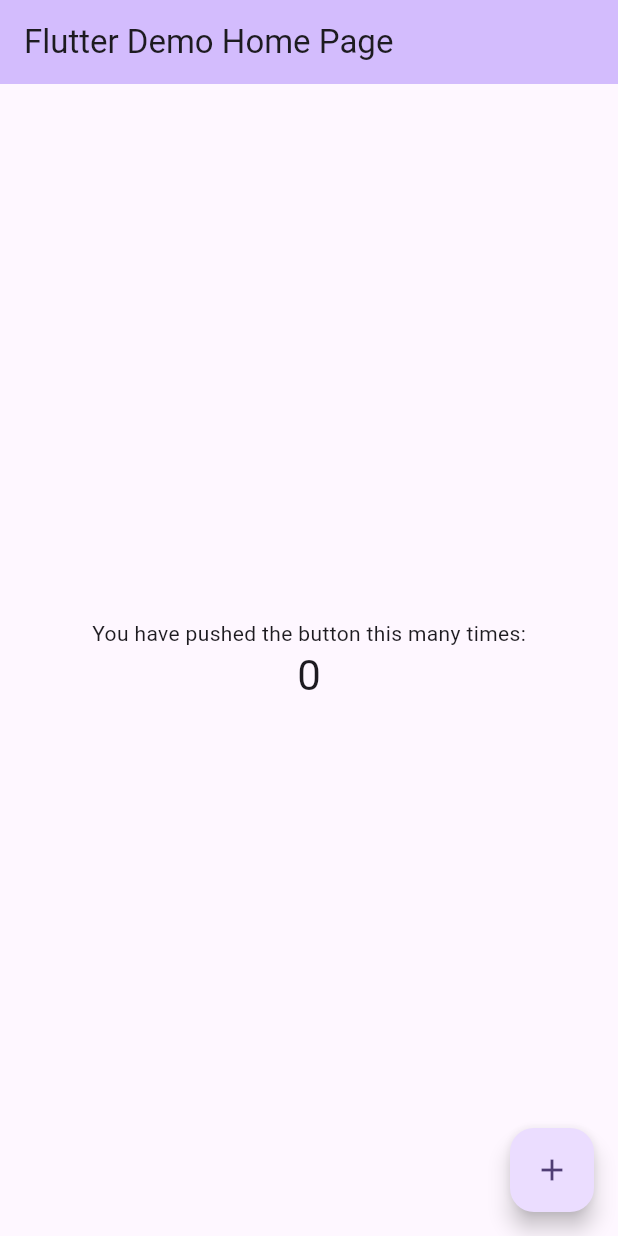
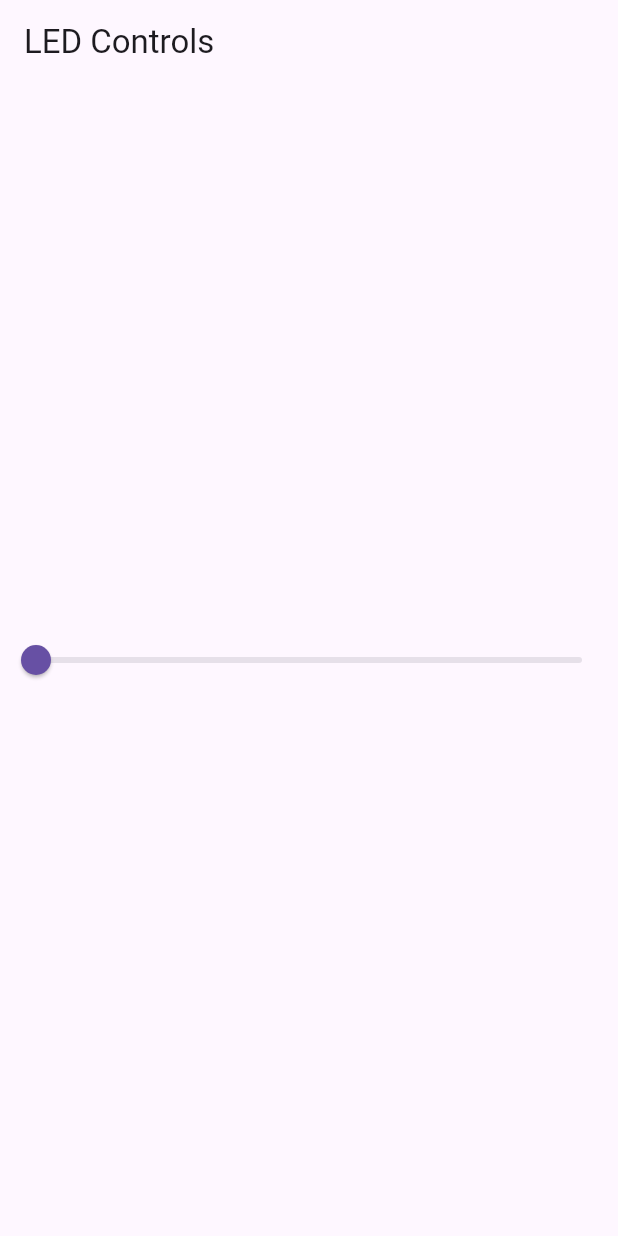
Before and after one commit to Drakie444/RGB-led-control-mobile, a Flutter app: the screen it shows after launch, on a phone screen of 412 x 824 dp. Run offline on Flutter 3.47's test engine with Material 3 defaults, Android fonts, the light colour scheme and no system bars; our stand-ins replace flutter_dotenv.

Commit message:
add Wifi conenction in mobile app and esp code

```diff
--- /dev/null
+++ b/app/lib/esp_service.dart
@@ -0,0 +1,18 @@
+import 'package:http/http.dart' as http;
+
+class EspService {
+  final String ipAddress;
+
+  EspService(this.ipAddress);
+
+  Future<bool> sendRgb(int r, int  g, int b) async {
+    final url = Uri.parse('http://$ipAddress/set?r=$r&g=$g&b=$b');
+    try {
+       final response = await http.get(url).timeout(const Duration(seconds: 5));
+       return response.statusCode == 200;
+    } catch (e) {
+      print("Error connecting: $e");
+      return false;
+    }
+  }
+}
--- /dev/null
+++ b/app/lib/led_control_screen.dart
@@ -0,0 +1,37 @@
+import 'package:flutter/material.dart';
+import 'package:flutter_dotenv/flutter_dotenv.dart';
+import 'esp_service.dart';
+
+
+class LedControls extends StatefulWidget {
+  const LedControls({super.key});
+
+  @override
+  State<LedControls> createState() => _LedControlsState();
+
+}
+
+class _LedControlsState extends State<LedControls> {
+  final espService = EspService(dotenv.env['ESP_IP']!);
+
+  double r=0, g=0, b=0;
+  void _updateEsp(){
+    espService.sendRgb(r.toInt(), g.toInt(), b.toInt());
+  }
+
+  @override
+  Widget build(BuildContext context){
+    return Scaffold(
+      appBar: AppBar(title: const Text('LED Controls')),
+      body: Center(
+        child: Slider(
+          value: r,
+          min: 0,
+          max: 255,
+          onChanged: (val) => setState(() => r = val),
+          onChangeEnd: (_) => _updateEsp(),
+        ),
+      ),
+    );
+  }
+}
--- a/app/lib/main.dart
+++ b/app/lib/main.dart
@@ -1,122 +1,11 @@
+import 'package:app/led_control_screen.dart';
 import 'package:flutter/material.dart';
+import 'package:flutter_dotenv/flutter_dotenv.dart';
 
-void main() {
-  runApp(const MyApp());
+Future<void> main() async {
+  await dotenv.load(fileName: ".env");
+
+  runApp(const MaterialApp(
+    home: LedControls(),
+  ));
 }
-
-class MyApp extends StatelessWidget {
-  const MyApp({super.key});
-
-  // This widget is the root of your application.
-  @override
-  Widget build(BuildContext context) {
-    return MaterialApp(
-      title: 'Flutter Demo',
-      theme: ThemeData(
-        // This is the theme of your application.
-        //
-        // TRY THIS: Try running your application with "flutter run". You'll see
-        // the application has a purple toolbar. Then, without quitting the app,
-        // try changing the seedColor in the colorScheme below to Colors.green
-        // and then invoke "hot reload" (save your changes or press the "hot
-        // reload" button in a Flutter-supported IDE, or press "r" if you used
-        // the command line to start the app).
-        //
-        // Notice that the counter didn't reset back to zero; the application
-        // state is not lost during the reload. To reset the state, use hot
-        // restart instead.
-        //
-        // This works for code too, not just values: Most code changes can be
-        // tested with just a hot reload.
-        colorScheme: .fromSeed(seedColor: Colors.deepPurple),
-      ),
-      home: const MyHomePage(title: 'Flutter Demo Home Page'),
-    );
-  }
-}
-
-class MyHomePage extends StatefulWidget {
-  const MyHomePage({super.key, required this.title});
-
-  // This widget is the home page of your application. It is stateful, meaning
-  // that it has a State object (defined below) that contains fields that affect
-  // how it looks.
-
-  // This class is the configuration for the state. It holds the values (in this
-  // case the title) provided by the parent (in this case the App widget) and
-  // used by the build method of the State. Fields in a Widget subclass are
-  // always marked "final".
-
-  final String title;
-
-  @override
-  State<MyHomePage> createState() => _MyHomePageState();
-}
-
-class _MyHomePageState extends State<MyHomePage> {
-  int _counter = 0;
-
-  void _incrementCounter() {
-    setState(() {
-      // This call to setState tells the Flutter framework that something has
-      // changed in this State, which causes it to rerun the build method below
-      // so that the display can reflect the updated values. If we changed
-      // _counter without calling setState(), then the build method would not be
-      // called again, and so nothing would appear to happen.
-      _counter++;
-    });
-  }
-
-  @override
-  Widget build(BuildContext context) {
-    // This method is rerun every time setState is called, for instance as done
-    // by the _incrementCounter method above.
-    //
-    // The Flutter framework has been optimized to make rerunning build methods
-    // fast, so that you can just rebuild anything that needs updating rather
-    // than having to individually change instances of widgets.
-    return Scaffold(
-      appBar: AppBar(
-        // TRY THIS: Try changing the color here to a specific color (to
-        // Colors.amber, perhaps?) and trigger a hot reload to see the AppBar
-        // change color while the other colors stay the same.
-        backgroundColor: Theme.of(context).colorScheme.inversePrimary,
-        // Here we take the value from the MyHomePage object that was created by
-        // the App.build method, and use it to set our appbar title.
-        title: Text(widget.title),
-      ),
-      body: Center(
-        // Center is a layout widget. It takes a single child and positions it
-        // in the middle of the parent.
-        child: Column(
-          // Column is also a layout widget. It takes a list of children and
-          // arranges them vertically. By default, it sizes itself to fit its
-          // children horizontally, and tries to be as tall as its parent.
-          //
-          // Column has various properties to control how it sizes itself and
-          // how it positions its children. Here we use mainAxisAlignment to
-          // center the children vertically; the main axis here is the vertical
-          // axis because Columns are vertical (the cross axis would be
-          // horizontal).
-          //
-          // TRY THIS: Invoke "debug painting" (choose the "Toggle Debug Paint"
-          // action in the IDE, or press "p" in the console), to see the
-          // wireframe for each widget.
-          mainAxisAlignment: .center,
-          children: [
-            const Text('You have pushed the button this many times:'),
-            Text(
-              '$_counter',
-              style: Theme.of(context).textTheme.headlineMedium,
-            ),
-          ],
-        ),
-      ),
-      floatingActionButton: FloatingActionButton(
-        onPressed: _incrementCounter,
-        tooltip: 'Increment',
-        child: const Icon(Icons.add),
-      ),
-    );
-  }
-}
--- a/app/pubspec.yaml
+++ b/app/pubspec.yaml
@@ -35,6 +35,7 @@ dependencies:
   # Use with the CupertinoIcons class for iOS style icons.
   cupertino_icons: ^1.0.8
   http: ^1.6.0
+  flutter_dotenv: ^6.0.1
 
 dev_dependencies:
   flutter_test:
@@ -57,7 +58,8 @@ flutter:
   # included with your application, so that you can use the icons in
   # the material Icons class.
   uses-material-design: true
-
+  assets:
+    - .env
   # To add assets to your application, add an assets section, like this:
   # assets:
   #   - images/a_dot_burr.jpeg
```
Also changed, not shown: app/pubspec.lock, 1 other file.
